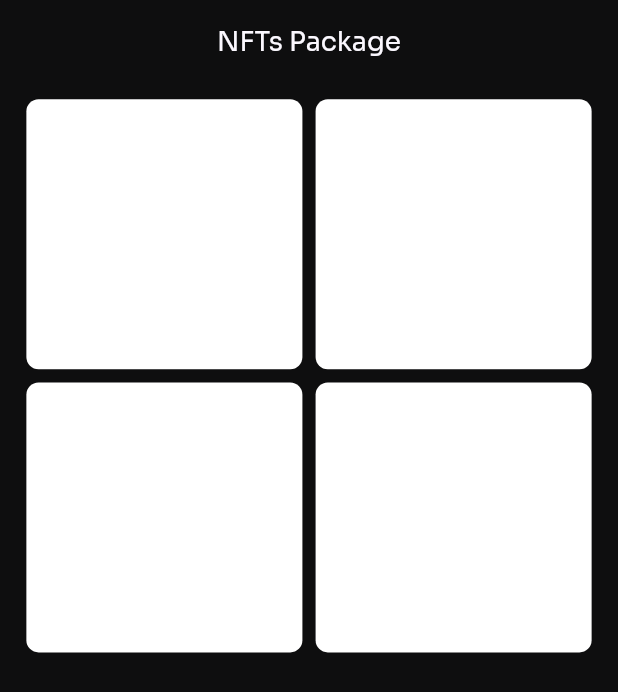
After one commit to RavindraEsp/stepApp, a Flutter app: the screen it shows after launch, on a phone screen of 412 x 824 dp. The commit adds this screen. Shown: the top 692 px of the screen. Run offline on Flutter 3.47's test engine with Material 2 defaults, Android fonts, the phone set to English and light mode, and no system bars; our stand-ins replace flutter_screenutil, fluttertoast, google_fonts, pedometer, permission_handler, shared_preferences and 1 more; accounts and stored records are empty.

Commit message:
Worked on ui development for mnt screen

```diff
--- a/lib/main.dart
+++ b/lib/main.dart
@@ -3,6 +3,7 @@ import 'package:flutter_screenutil/flutter_screenutil.dart';
 import 'package:step_app/routes/app_routes.dart';
 import 'package:step_app/utilities/shared_preference.dart';
 import 'modules/dummy/dummy_screen.dart';
+import 'modules/nftPackages/screens/nft_package_screen.dart';
 import 'modules/splash/splash_screen.dart';
 
 void main() {
@@ -58,7 +59,8 @@ class _MyAppState extends State<MyApp> {
             ),
 
             // home: const SplashScreen(),
-            home: DummyScreen(),
+            // home: DummyScreen(),
+            home: const NftPackageScreen(),
 
             // home: MultiProvider(
             //   providers: [
--- /dev/null
+++ b/lib/modules/nftPackages/screens/nft_package_screen.dart
@@ -0,0 +1,90 @@
+import 'package:flutter/material.dart';
+import 'package:flutter_screenutil/flutter_screenutil.dart';
+import 'package:step_app/utilities/color_utility.dart';
+import 'package:step_app/utilities/image_utility.dart';
+import 'package:step_app/utilities/style_utility.dart';
+import 'package:step_app/utilities/text_size_utility.dart';
+
+class NftPackageScreen extends StatefulWidget {
+  const NftPackageScreen({super.key});
+
+  @override
+  State<NftPackageScreen> createState() => _NftPackageScreenState();
+}
+
+class _NftPackageScreenState extends State<NftPackageScreen> {
+  @override
+  Widget build(BuildContext context) {
+    return Scaffold(
+      backgroundColor: ColorUtility.bgColor,
+      appBar: AppBar(
+        iconTheme: const IconThemeData(color: ColorUtility.whiteColor),
+        elevation: 0,
+        backgroundColor: ColorUtility.bgColor,
+        centerTitle: true,
+        title: Text(
+          'NFTs Package',
+          style: StyleUtility.headerTextStyle
+              .copyWith(fontSize: TextSizeUtility.textSize16.sp),
+        ),
+      ),
+      body: SafeArea(
+        child: Padding(
+          padding: EdgeInsets.symmetric(horizontal: 16.w),
+          child: Column(
+            crossAxisAlignment: CrossAxisAlignment.start,
+            children: [
+              SizedBox(
+                height: 10.h,
+              ),
+              // Container(
+              //
+              //   alignment: Alignment.center,
+              //   child: Image.asset(ImageUtility.termConditionCardImage,
+              //       width: MediaQuery.of(context).size.width),
+              // ),
+
+              Expanded(
+                child: GridView.builder(
+                    padding: const EdgeInsets.only(top: 0),
+                    //  itemCount: 3,
+                    itemCount: 4,
+                    gridDelegate: SliverGridDelegateWithFixedCrossAxisCount(
+                        crossAxisCount: 2,
+                        crossAxisSpacing: 8.w,
+                        mainAxisSpacing: 8.w,
+                        mainAxisExtent: 180.0),
+                    itemBuilder: (context, gridIndex) {
+                      return Container(
+                        decoration: BoxDecoration(
+                            color: Colors.white,
+                            borderRadius: BorderRadius.circular(8.r)),
+                        child: Padding(
+                          padding: EdgeInsets.all(8.w),
+                          child: Column(
+                            children: [
+                              // Image.asset(
+                              //   ImageUtility.termConditionCardImage,
+                              //   width: MediaQuery.of(context).size.width,
+                              //   height: 106.sp,
+                              //   fit: BoxFit.fill,
+                              // ),
+
+
+                            ],
+                          ),
+                        ),
+                      );
+
+                      // })))
+                    }),
+              )
+
+              //  _renderSteps()
+            ],
+          ),
+        ),
+      ),
+    );
+  }
+}
```
